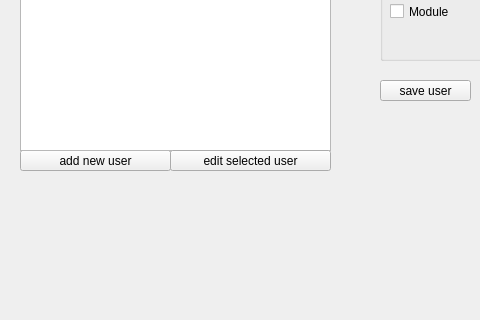
IncandelaLab/SharedUI, file pages_ui/view_users.ui: the form before one commit; both pictures show x 0 to 480 and y 280 to 600 of the 1097 by 705 pixel window.
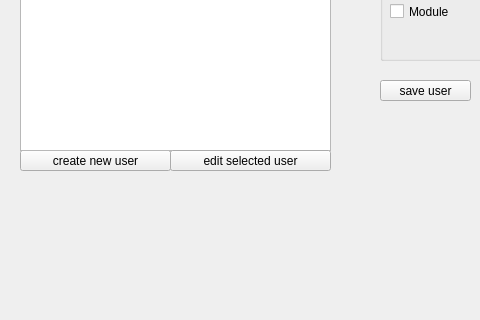
The form after the commit.

```diff
--- a/pages_ui/view_users.ui
+++ b/pages_ui/view_users.ui
@@ -23,7 +23,7 @@
     </rect>
    </property>
    <property name="text">
-    <string>add new user</string>
+    <string>create new user</string>
    </property>
   </widget>
   <widget class="QListWidget" name="lwUsers">
```
